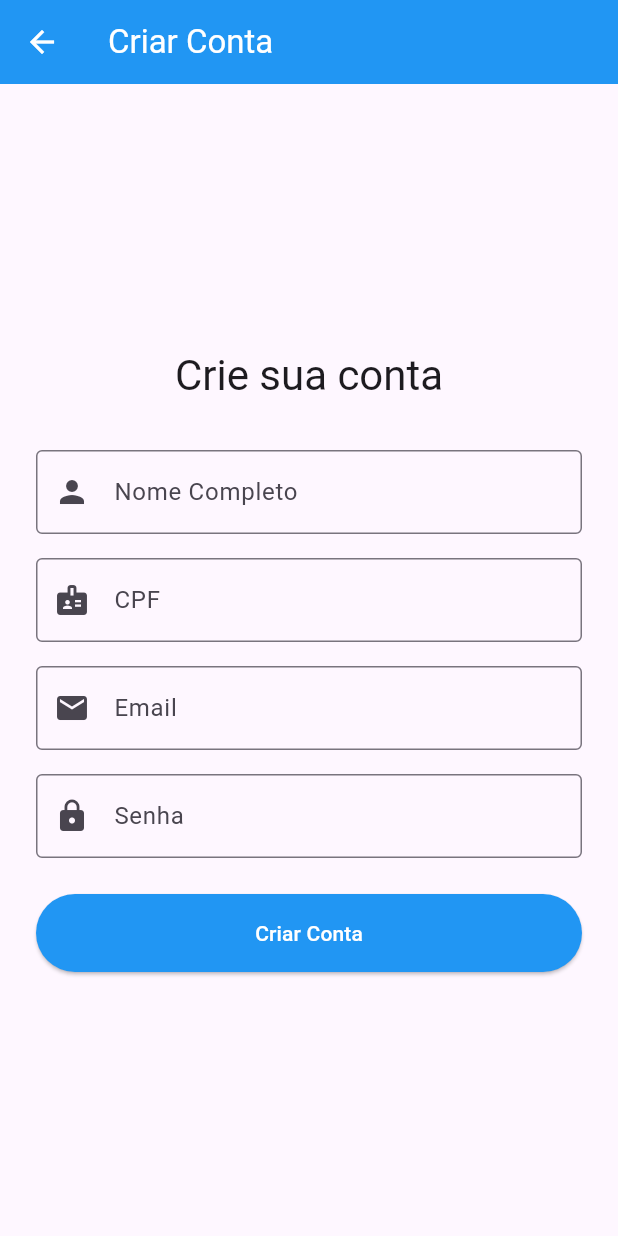
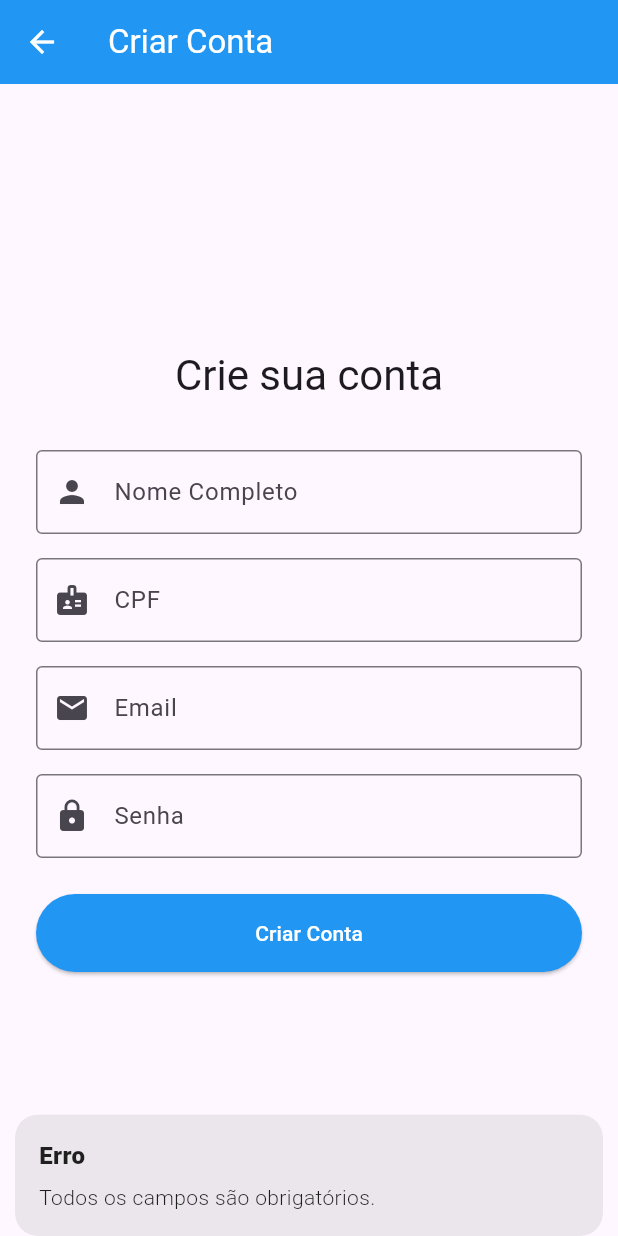
Before and after one commit to JoaoPapp/Portifolio, a Flutter app: the CreateAccountScreen screen opened directly, after a tap on "Criar Conta", on a phone screen of 412 x 824 dp. Run offline on Flutter 3.47's test engine with Material 3 defaults, Android fonts, the phone set to English and light mode, and no system bars; our stand-ins replace cloud_firestore, dio, file_picker, firebase_auth, firebase_core, flutter_dotenv and 2 more; accounts and stored records are empty.

Commit message:
correção

```diff
--- a/lib/controllers/auth_controller.dart
+++ b/lib/controllers/auth_controller.dart
@@ -1,14 +1,14 @@
 import 'package:get/get.dart';
 import 'package:firebase_auth/firebase_auth.dart';
 import 'package:cloud_firestore/cloud_firestore.dart';
+import 'package:flutter/material.dart';
 
 class AuthController extends GetxController {
   final FirebaseAuth _auth = FirebaseAuth.instance;
-  final FirebaseFirestore _db = FirebaseFirestore.instance;
+  final FirebaseFirestore _db = FirebaseFirestore.instance; // Agora será usado
 
   final user = Rxn<User>();
   var isLoading = false.obs;
-  // Nova variável reativa para mensagens de erro de login
   var errorMessage = RxnString();
 
   @override
@@ -17,30 +17,20 @@ class AuthController extends GetxController {
     user.bindStream(_auth.authStateChanges());
   }
 
-  // >>>>>>>>>>>>> INÍCIO DA NOVA LÓGICA DE LOGIN <<<<<<<<<<<<<<<<<
   Future<void> signIn({required String email, required String password}) async {
     if (email.isEmpty || password.isEmpty) {
       errorMessage.value = "Email e senha são obrigatórios.";
       return;
     }
-
     try {
       isLoading(true);
-      errorMessage.value = null; // Limpa erros antigos
-
-      await _auth.signInWithEmailAndPassword(
-        email: email,
-        password: password,
-      );
-
-      // Se o login for bem-sucedido, o `user.bindStream` no onInit
-      // irá detectar a mudança e o AuthWrapper (se estiver em uso)
-      // nos levará para a tela principal. Ou podemos forçar a navegação:
-      Get.offAllNamed('/upload'); // Navega e limpa as telas anteriores
-
+      errorMessage.value = null;
+      await _auth.signInWithEmailAndPassword(email: email, password: password);
+      Get.offAllNamed('/upload');
     } on FirebaseAuthException catch (e) {
-      // Converte os códigos de erro do Firebase para mensagens amigáveis
-      if (e.code == 'user-not-found' || e.code == 'wrong-password' || e.code == 'invalid-credential') {
+      if (e.code == 'user-not-found' ||
+          e.code == 'wrong-password' ||
+          e.code == 'invalid-credential') {
         errorMessage.value = 'Email ou senha inválidos.';
       } else {
         errorMessage.value = 'Ocorreu um erro ao fazer login.';
@@ -51,17 +41,73 @@ class AuthController extends GetxController {
       isLoading(false);
     }
   }
-  // >>>>>>>>>>>>> FIM DA NOVA LÓGICA DE LOGIN <<<<<<<<<<<<<<<<<
 
-  // ... (resto do seu AuthController, como createAccount e signOut)
+  // >>>>>>>>>>>>> INÍCIO DA FUNÇÃO CORRIGIDA <<<<<<<<<<<<<<<<<
   Future<void> createAccount({
     required String fullName,
     required String cpf,
     required String email,
     required String password,
   }) async {
-    // ...
+    // Validação inicial
+    if (fullName.isEmpty || cpf.isEmpty || email.isEmpty || password.isEmpty) {
+      Get.snackbar(
+        "Erro",
+        "Todos os campos são obrigatórios.",
+        snackPosition: SnackPosition.BOTTOM,
+      );
+      return;
+    }
+
+    try {
+      isLoading(true); // Ativa o feedback de loading
+
+      // 1. Cria o usuário no Firebase Authentication
+      UserCredential userCredential = await _auth
+          .createUserWithEmailAndPassword(email: email, password: password);
+
+      // 2. Salva os dados adicionais no Cloud Firestore
+      if (userCredential.user != null) {
+        // Usa a variável _db que antes não estava sendo utilizada
+        await _db.collection("users").doc(userCredential.user!.uid).set({
+          'fullName': fullName,
+          'cpf': cpf,
+          'email': email,
+          'createdAt': Timestamp.now(),
+        });
+      }
+
+      isLoading(false); // Desativa o loading
+      Get.back(); // Volta para a tela de login
+      Get.snackbar(
+        "Sucesso!",
+        "Conta criada com sucesso. Por favor, faça o login.",
+        snackPosition: SnackPosition.BOTTOM,
+        backgroundColor: Colors.green,
+        colorText: Colors.white,
+      );
+    } on FirebaseAuthException catch (e) {
+      isLoading(false);
+      // Trata erros específicos do Firebase
+      Get.snackbar(
+        "Erro ao criar conta",
+        e.message ?? "Ocorreu um erro desconhecido.",
+        snackPosition: SnackPosition.BOTTOM,
+        backgroundColor: Colors.red,
+        colorText: Colors.white,
+      );
+    } catch (e) {
+      isLoading(false);
+      Get.snackbar(
+        "Erro",
+        "Ocorreu um erro inesperado.",
+        snackPosition: SnackPosition.BOTTOM,
+        backgroundColor: Colors.red,
+        colorText: Colors.white,
+      );
+    }
   }
+  // >>>>>>>>>>>>> FIM DA FUNÇÃO CORRIGIDA <<<<<<<<<<<<<<<<<
 
   Future<void> signOut() async {
     await _auth.signOut();
--- a/lib/screens/create_account_screen.dart
+++ b/lib/screens/create_account_screen.dart
@@ -2,20 +2,38 @@ import 'package:flutter/material.dart';
 import 'package:get/get.dart';
 import '../controllers/auth_controller.dart';
 
-class CreateAccountScreen extends StatelessWidget {
+// 1. Convertemos para StatefulWidget
+class CreateAccountScreen extends StatefulWidget {
   const CreateAccountScreen({super.key});
 
   @override
-  Widget build(BuildContext context) {
-    // Controladores para pegar o texto dos campos
+  State<CreateAccountScreen> createState() => _CreateAccountScreenState();
+}
+
+class _CreateAccountScreenState extends State<CreateAccountScreen> {
+  // 2. Declaramos os controllers aqui, fora do método build.
+  //    Eles serão criados apenas uma vez.
   final fullNameController = TextEditingController();
   final cpfController = TextEditingController();
   final emailController = TextEditingController();
   final passwordController = TextEditingController();
 
-    // Acessando nosso AuthController que já foi injetado pelo GetX
+  // Acessamos o AuthController uma vez aqui
   final AuthController authController = Get.find();
 
+  // 3. É uma boa prática limpar os controllers quando a tela for destruída
+  @override
+  void dispose() {
+    fullNameController.dispose();
+    cpfController.dispose();
+    emailController.dispose();
+    passwordController.dispose();
+    super.dispose();
+  }
+
+  @override
+  Widget build(BuildContext context) {
+    // O resto da UI permanece praticamente o mesmo
     return Scaffold(
       appBar: AppBar(
         title: const Text('Criar Conta'),
@@ -36,7 +54,7 @@ class CreateAccountScreen extends StatelessWidget {
               const SizedBox(height: 32),
               // Campo Nome Completo
               TextFormField(
-                controller: fullNameController,
+                controller: fullNameController, // Agora usa o controller do State
                 decoration: const InputDecoration(
                   labelText: 'Nome Completo',
                   border: OutlineInputBorder(),
@@ -47,7 +65,7 @@ class CreateAccountScreen extends StatelessWidget {
               const SizedBox(height: 16),
               // Campo CPF
               TextFormField(
-                controller: cpfController,
+                controller: cpfController, // Agora usa o controller do State
                 decoration: const InputDecoration(
                   labelText: 'CPF',
                   border: OutlineInputBorder(),
@@ -58,7 +76,7 @@ class CreateAccountScreen extends StatelessWidget {
               const SizedBox(height: 16),
               // Campo Email
               TextFormField(
-                controller: emailController,
+                controller: emailController, // Agora usa o controller do State
                 decoration: const InputDecoration(
                   labelText: 'Email',
                   border: OutlineInputBorder(),
@@ -69,7 +87,7 @@ class CreateAccountScreen extends StatelessWidget {
               const SizedBox(height: 16),
               // Campo Senha
               TextFormField(
-                controller: passwordController,
+                controller: passwordController, // Agora usa o controller do State
                 decoration: const InputDecoration(
                   labelText: 'Senha',
                   border: OutlineInputBorder(),
@@ -78,7 +96,7 @@ class CreateAccountScreen extends StatelessWidget {
                 obscureText: true,
               ),
               const SizedBox(height: 24),
-              // Botão de Criar Conta com feedback de loading
+              // Botão de Criar Conta
               Obx(() {
                 return ElevatedButton(
                   style: ElevatedButton.styleFrom(
@@ -86,11 +104,9 @@ class CreateAccountScreen extends StatelessWidget {
                     backgroundColor: Colors.blue,
                     foregroundColor: Colors.white,
                   ),
-                  // Desabilita o botão enquanto estiver carregando
                   onPressed: authController.isLoading.value
                       ? null
                       : () {
-                          // Chama a função do controller para criar a conta
                           authController.createAccount(
                             fullName: fullNameController.text.trim(),
                             cpf: cpfController.text.trim(),
```
Also changed, not shown: lib/controllers/document_controller.dart (+50 -0 lines). Lines whose indentation alone changed are shown as unchanged.
